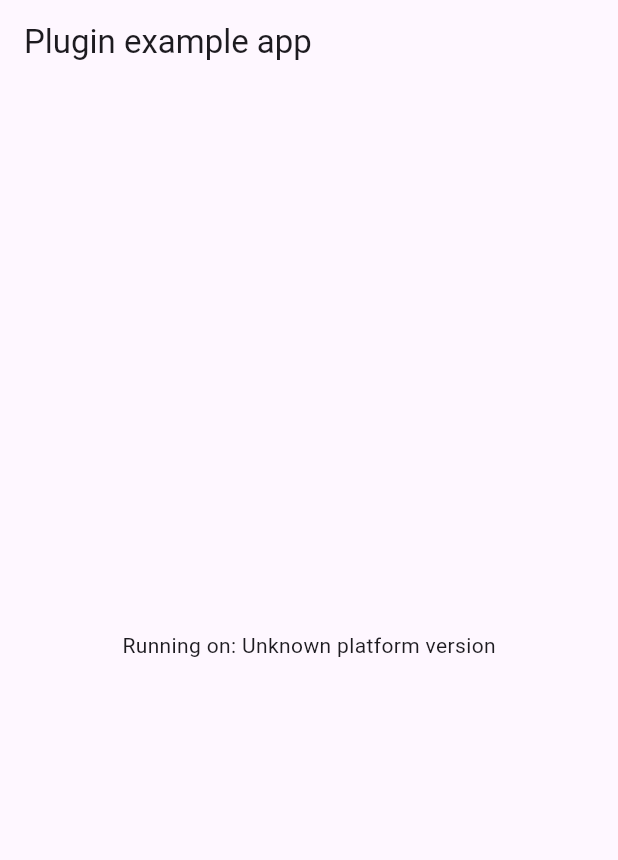
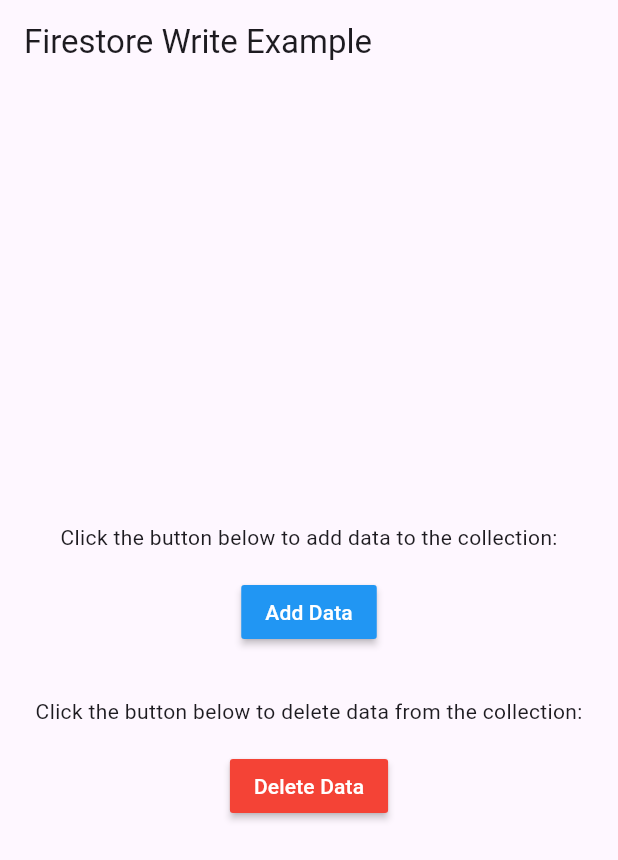
Before and after one commit to RiadhG-Hub/firebase_facilitator, a Flutter app: the screen it shows after launch, on a phone screen of 412 x 824 dp. Shown: the top 860 px of the screen. Run offline on Flutter 3.47's test engine with Material 3 defaults, Android fonts, the light colour scheme and no system bars; our stand-ins replace cloud_firestore, firebase_core, logger, plugin_platform_interface, web; accounts and stored records are empty.

Commit message:
add firebase config, create an example of write repository

```diff
--- /dev/null
+++ b/example/lib/pages/write_example_page.dart
@@ -0,0 +1,138 @@
+import 'dart:developer';
+
+import 'package:firebase_facilitator_example/repository/write_repos_example.dart';
+import 'package:flutter/material.dart';
+
+/// A page widget that provides examples of writing and deleting data
+/// from a Firestore collection. This class demonstrates how to interact
+/// with Firestore through a repository pattern and provides basic UI feedback.
+class WriteExamplePage extends StatefulWidget {
+  const WriteExamplePage({super.key});
+
+  @override
+  State<WriteExamplePage> createState() => _WriteExamplePageState();
+}
+
+/// State class for [WriteExamplePage] that manages interactions with
+/// the repository for saving and deleting documents.
+class _WriteExamplePageState extends State<WriteExamplePage> implements OperationCheckerService {
+  late final OperationRunner runner;
+
+  /// Callback to handle a failed operation.
+  ///
+  /// [exception] contains the error message returned by the failed operation.
+  @override
+  void onFailed(String exception) {
+    log("Operation failed: $exception");
+  }
+
+  /// Callback to handle a successful operation.
+  ///
+  /// [message] contains the success message returned by the successful operation.
+  @override
+  void onSuccess(String message) {
+    log("Operation successful: $message");
+  }
+
+  @override
+  void initState() {
+    runner = OperationRunner(this);
+    super.initState();
+  }
+
+  @override
+  Widget build(BuildContext context) {
+    return Scaffold(
+      appBar: AppBar(
+        title: const Text("Firestore Write Example"),
+      ),
+      body: Center(
+        child: Column(
+          mainAxisSize: MainAxisSize.min,
+          children: [
+            const Padding(
+              padding: EdgeInsets.symmetric(vertical: 16.0),
+              child: Text("Click the button below to add data to the collection:"),
+            ),
+            MaterialButton(
+              color: Colors.blue,
+              textColor: Colors.white,
+              onPressed: _onAddDataPressed,
+              child: const Text('Add Data'),
+            ),
+            const SizedBox(height: 16),
+            const Padding(
+              padding: EdgeInsets.symmetric(vertical: 16.0),
+              child: Text("Click the button below to delete data from the collection:"),
+            ),
+            MaterialButton(
+              color: Colors.red,
+              textColor: Colors.white,
+              onPressed: _onDeleteDataPressed,
+              child: const Text('Delete Data'),
+            ),
+          ],
+        ),
+      ),
+    );
+  }
+
+  /// Triggered when the "Add Data" button is pressed.
+  ///
+  /// This method initiates the process of adding a new document to the Firestore
+  /// collection using the [WriteReposExample] class and handles the operation result.
+  void _onAddDataPressed() {
+    WriteReposExample writeReposExample = WriteReposExample();
+
+    // Attempt to add a new document to the Firestore collection
+    runner.runOperation(writeReposExample.saveDocument(data: {"id": "id_example", "name": "john"}));
+  }
+
+  /// Triggered when the "Delete Data" button is pressed.
+  ///
+  /// This method initiates the process of deleting a document from the Firestore
+  /// collection using the [WriteReposExample] class and handles the operation result.
+  void _onDeleteDataPressed() {
+    WriteReposExample writeReposExample = WriteReposExample();
+
+    // Attempt to delete a document from the Firestore collection
+    runner.runOperation(writeReposExample.deleteDocument(documentId: 'id_example'));
+  }
+}
+
+/// Interface to define callbacks for operation success and failure.
+///
+/// This is used to communicate between the [OperationRunner] and the page that
+/// initiates Firestore operations.
+abstract class OperationCheckerService {
+  /// Called when an operation completes successfully.
+  ///
+  /// [message] is a description of the successful operation.
+  void onSuccess(String message);
+
+  /// Called when an operation fails.
+  ///
+  /// [exception] contains the error message from the failed operation.
+  void onFailed(String exception);
+}
+
+/// Helper class to manage the execution of asynchronous Firestore operations.
+///
+/// This class runs an operation and communicates the result (success or failure)
+/// back to the [OperationCheckerService].
+class OperationRunner {
+  final OperationCheckerService _operationCheckerService;
+
+  OperationRunner(this._operationCheckerService);
+
+  /// Executes the given [operation], which is a [Future] representing an asynchronous task.
+  ///
+  /// If the operation succeeds, [onSuccess] is called; otherwise, [onFailed] is triggered.
+  void runOperation(Future<void> operation) {
+    operation.then((_) {
+      _operationCheckerService.onSuccess("Operation completed successfully");
+    }).catchError((error) {
+      _operationCheckerService.onFailed("Operation failed with error: ${error.toString()}");
+    });
+  }
+}
--- /dev/null
+++ b/example/lib/repository/write_repos_example.dart
@@ -0,0 +1,13 @@
+import 'package:firebase_facilitator/mixin/crud_repos.dart';
+import 'package:firebase_facilitator/mixin/firestore_write_service.dart';
+import 'package:firebase_facilitator/mixin/logger_service.dart';
+
+class WriteReposExample with FirestoreWriteRepository {
+  @override
+  FirestoreWriteService get firestoreWriteService => FirestoreWriteServiceImpl();
+
+  @override
+  LoggerService? get loggerService => LoggerServiceImpl(false);
+  @override
+  String get collection => "collection_example";
+}
--- a/example/pubspec.yaml
+++ b/example/pubspec.yaml
@@ -28,6 +28,8 @@
   # The following adds the Cupertino Icons font to your application.
   # Use with the CupertinoIcons class for iOS style icons.
   cupertino_icons: ^1.0.8
+  firebase_core: ^3.4.0
+  logger: ^2.4.0
 
 dev_dependencies:
   integration_test:
--- a/lib/mixin/logger_service.dart
+++ b/lib/mixin/logger_service.dart
@@ -32,11 +32,11 @@
 /// It utilizes the `Logger` package to log messages to the console or other outputs.
 /// It also includes a toggle to enable or disable logging.
 class LoggerServiceImpl implements LoggerService {
-  final Logger _logger; // Logger instance for logging messages
+  final Logger _logger = Logger(); // Logger instance for logging messages
   final bool _enableLogging; // Flag to enable/disable logging
 
   /// Constructor that initializes the logger and enables/disables logging based on [enableLogging].
-  LoggerServiceImpl(this._logger, this._enableLogging);
+  LoggerServiceImpl(this._enableLogging);
 
   /// Logs a general message to the logger.
   ///
@@ -48,8 +48,7 @@
   @override
   void log(String message, {Level level = Level.info}) {
     if (_enableLogging) {
-      _logger.log(
-          level, message); // Logs the message using the provided log level
+      _logger.log(level, message); // Logs the message using the provided log level
     }
   }
 
@@ -62,11 +61,9 @@
   /// [errorDetails]: Additional error details (e.g., exception message or stack trace).
   /// [level]: The log level for the error message (defaults to `Level.error`).
   @override
-  void logError(String message, String errorDetails,
-      {Level level = Level.error}) {
+  void logError(String message, String errorDetails, {Level level = Level.error}) {
     if (_enableLogging) {
-      _logger.log(level,
-          "$message. Details: $errorDetails"); // Logs error message with additional details
+      _logger.log(level, "$message. Details: $errorDetails"); // Logs error message with additional details
     }
   }
 
--- a/pubspec.yaml
+++ b/pubspec.yaml
@@ -14,6 +14,12 @@
     sdk: flutter
   web: ^0.5.1
   plugin_platform_interface: ^2.0.2
+  firebase_core: ^3.4.0
+  firebase_auth: ^5.2.0
+  fake_cloud_firestore: ^3.0.3
+  cloud_firestore: ^5.4.0
+
+
 
 dev_dependencies:
   flutter_test:
```
Also changed, not shown: example/lib/main.dart (+14 -6 lines), lib/mixin/crud_repos.dart (+7 -10 lines), example/firebase.json (added), example/lib/firebase_options.dart (added), example/pubspec.lock, 20 other files.
